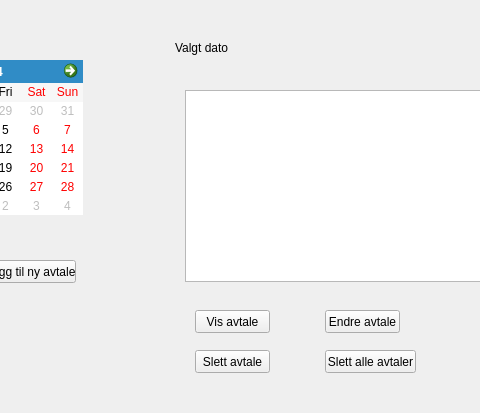
Above: calendarmainwindow.ui from ArcticFqx/QTSkoleProsjekt before the change; both pictures show x 195 to 675 and y 0 to 413 of the 800 by 600 pixel window. Below: the same form after it.
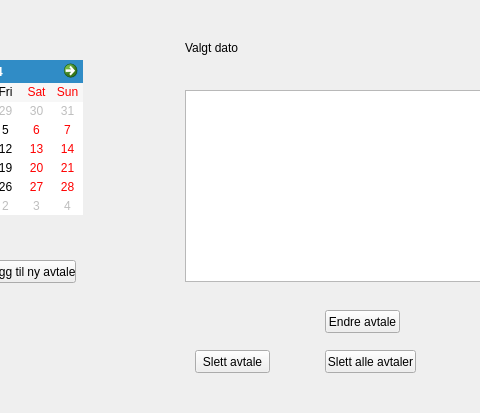
That is the form after the change.

Diff of the .ui file:
```diff
--- a/calendarmainwindow.ui
+++ b/calendarmainwindow.ui
@@ -53,9 +53,9 @@
    <widget class="QLabel" name="chosenDateLabel">
     <property name="geometry">
      <rect>
-      <x>370</x>
+      <x>380</x>
       <y>40</y>
-      <width>71</width>
+      <width>121</width>
       <height>16</height>
      </rect>
     </property>
@@ -115,19 +115,6 @@
      <string>Slett alle avtaler</string>
     </property>
    </widget>
-   <widget class="QPushButton" name="showAppointmentButton">
-    <property name="geometry">
-     <rect>
-      <x>390</x>
-      <y>310</y>
-      <width>75</width>
-      <height>23</height>
-     </rect>
-    </property>
-    <property name="text">
-     <string>Vis avtale</string>
-    </property>
-   </widget>
    <widget class="QTableWidget" name="appointmentTable">
     <property name="geometry">
      <rect>
```
Left out of the diff: 15 changed lines with no effect on the pictures.
